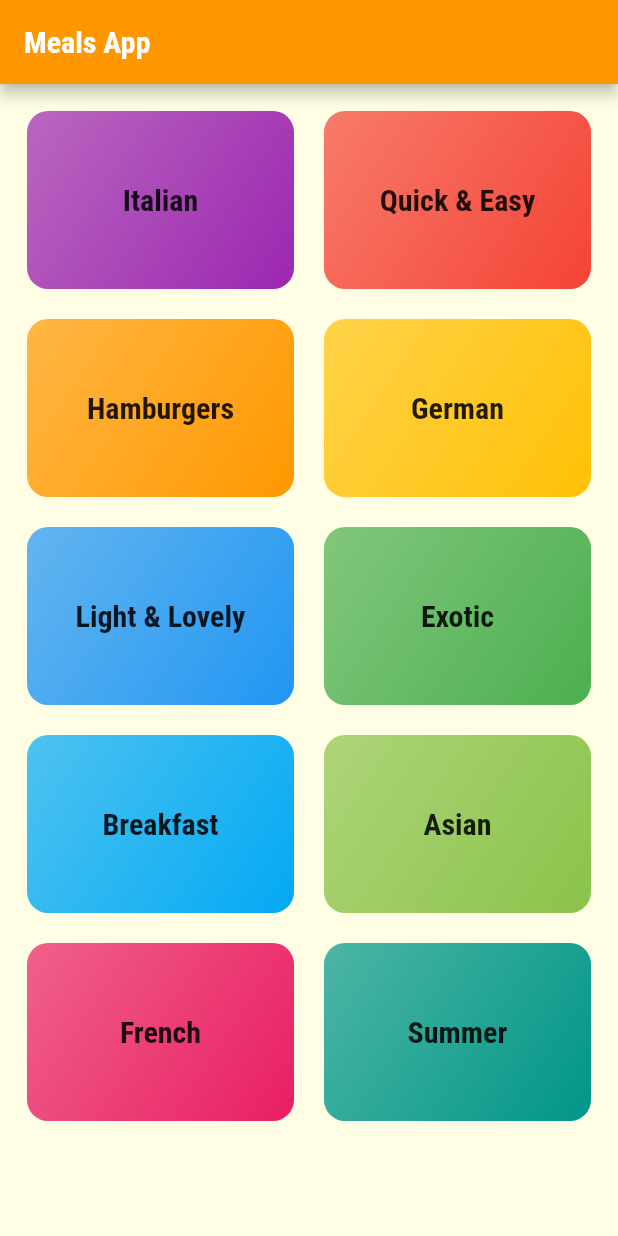
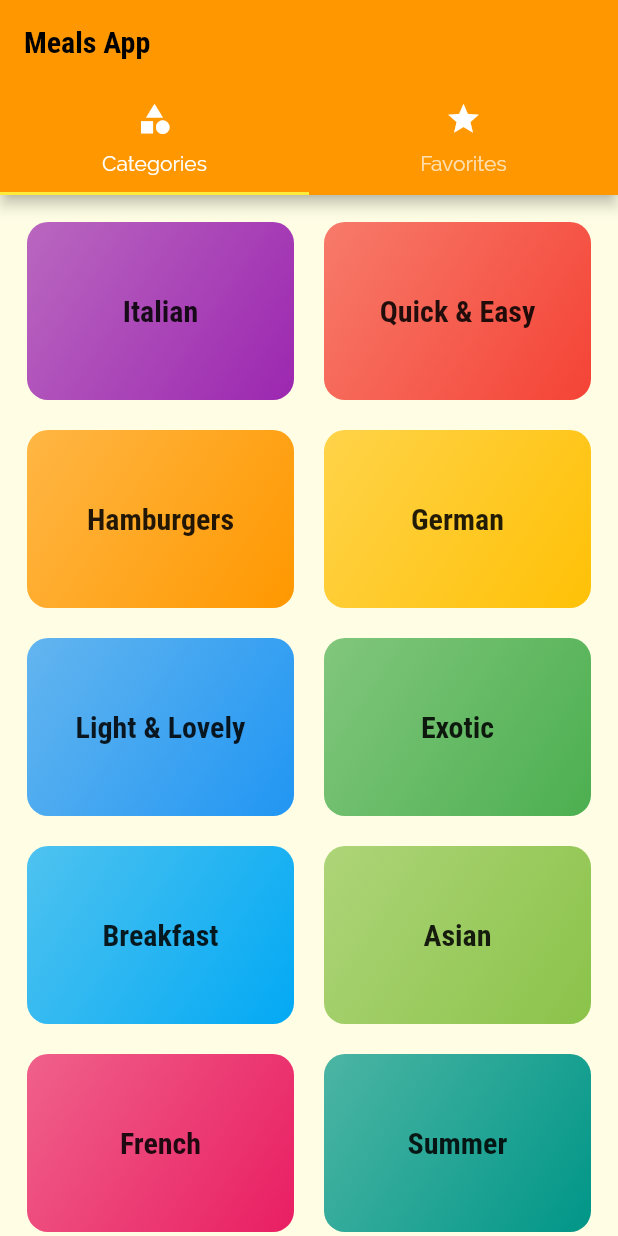
Before and after one commit to abdellatif-laghjaj/flutter_meals_app, a Flutter app: the screen it shows after launch, on a phone screen of 412 x 824 dp. Run offline on Flutter 3.47's test engine with Material 2 defaults, Android fonts, the phone set to English and light mode, and no system bars.

Commit message:
update tab bar

```diff
--- a/lib/main.dart
+++ b/lib/main.dart
@@ -1,5 +1,6 @@
 import 'package:flutter/material.dart';
 import 'package:flutter_complete_guide/screens/meal_detail_screen.dart';
+import 'package:flutter_complete_guide/screens/tabs_scree.dart';
 import 'screens/categories_screen.dart';
 import 'screens/category_meals_screen.dart';
 
@@ -34,7 +35,7 @@ class MyApp extends StatelessWidget {
       // home: CategoriesScreen(),
       initialRoute: "/", //defaul is '/'
       routes: {
-        "/": (ctx) => CategoriesScreen(),
+        "/": (ctx) => TabsScreen(),
         CategoryMealsScreen.routeName: (ctx) => CategoryMealsScreen(),
         MealDetailScreen.routeName: (ctx) => MealDetailScreen(),
       },
--- a/lib/screens/categories_screen.dart
+++ b/lib/screens/categories_screen.dart
@@ -5,16 +5,7 @@ import '../widgets/category_item.dart';
 class CategoriesScreen extends StatelessWidget {
   @override
   Widget build(BuildContext context) {
-    return Scaffold(
-      appBar: AppBar(
-        title: const Text(
-          "Meals App",
-          style: TextStyle(
-            color: Colors.white,
-          ),
-        ),
-      ),
-      body: GridView(
+    return GridView(
       padding: EdgeInsets.all(18),
       children: DUMMY_CATEGORIES
           .map((catData) =>
@@ -26,7 +17,6 @@ class CategoriesScreen extends StatelessWidget {
         crossAxisSpacing: 20,
         mainAxisSpacing: 20,
       ),
-      ),
     );
   }
 }
--- a/lib/screens/favorites_screen.dart
+++ b/lib/screens/favorites_screen.dart
@@ -2,5 +2,9 @@ import 'package:flutter/material.dart';
 
 class FavoritesScreen extends StatelessWidget {
   @override
-  Widget build(BuildContext context) {}
+  Widget build(BuildContext context) {
+    return Center(
+      child: Text('Favorites Screen'),
+    );
+  }
 }
--- a/lib/screens/tabs_scree.dart
+++ b/lib/screens/tabs_scree.dart
@@ -17,13 +17,14 @@ class _TabsScreenState extends State<TabsScreen> {
         appBar: AppBar(
           title: Text('Meals App'),
           bottom: TabBar(
+            labelColor: Colors.white,
             tabs: <Widget>[
               Tab(
-                icon: Icon(Icons.category),
+                icon: Icon(Icons.category, color: Colors.white),
                 text: 'Categories',
               ),
               Tab(
-                icon: Icon(Icons.star),
+                icon: Icon(Icons.star, color: Colors.white),
                 text: 'Favorites',
               ),
             ],
```
Lines whose indentation alone changed are shown as unchanged.
